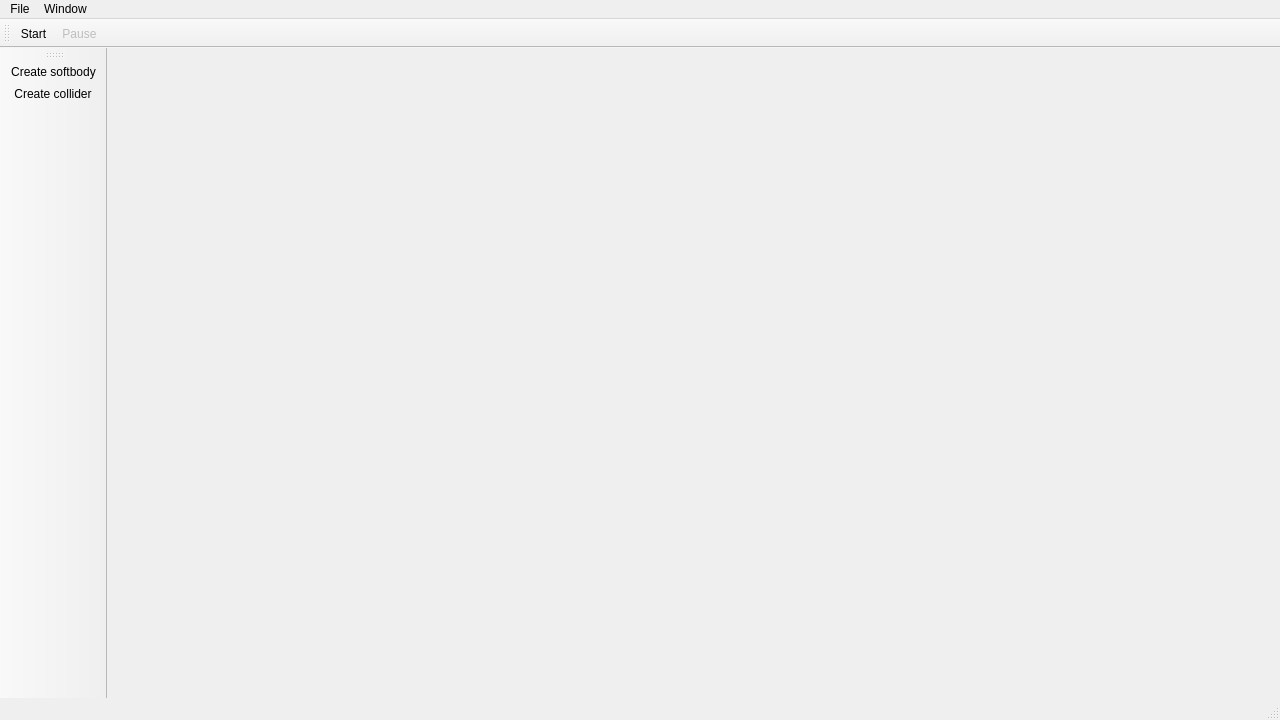
Before: the Qt Designer form editor/wnd_main.ui in Easimer/trigen, drawn with Qt 5.
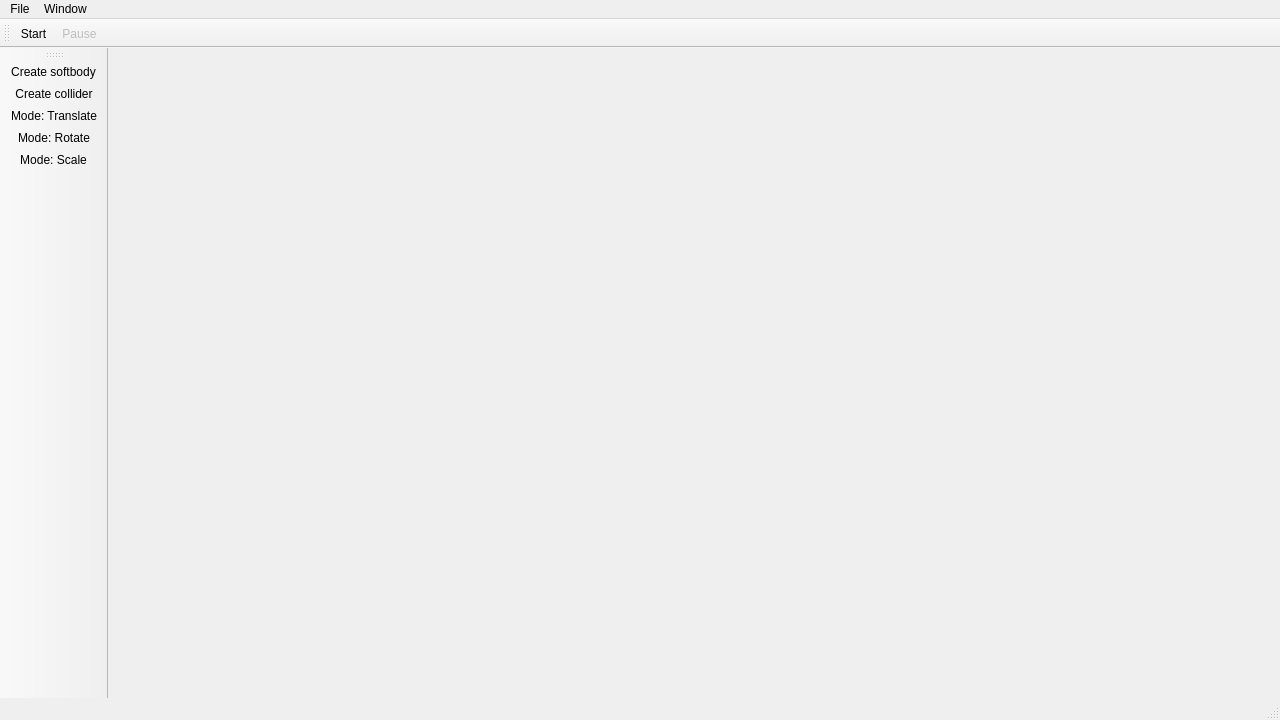
After: the same form once the commit is applied. Icons and pictures are not drawn.

Commit message: editor: add sidebar actions for gizmo mode switching

Patch:
```diff
--- a/editor/wnd_main.ui
+++ b/editor/wnd_main.ui
@@ -51,6 +51,9 @@
    </attribute>
    <addaction name="actionCreateSoftbody"/>
    <addaction name="actionCreateCollider"/>
+   <addaction name="actionModeTranslate"/>
+   <addaction name="actionModeRotate"/>
+   <addaction name="actionModeScale"/>
   </widget>
   <widget class="QToolBar" name="toolBarTop">
    <property name="windowTitle">
@@ -106,6 +109,21 @@
     <string>Create collider</string>
    </property>
   </action>
+  <action name="actionModeTranslate">
+   <property name="text">
+    <string>Mode: Translate</string>
+   </property>
+  </action>
+  <action name="actionModeRotate">
+   <property name="text">
+    <string>Mode: Rotate</string>
+   </property>
+  </action>
+  <action name="actionModeScale">
+   <property name="text">
+    <string>Mode: Scale</string>
+   </property>
+  </action>
  </widget>
  <resources>
   <include location="resources.qrc"/>
```
The commit also changes 3 other files.
